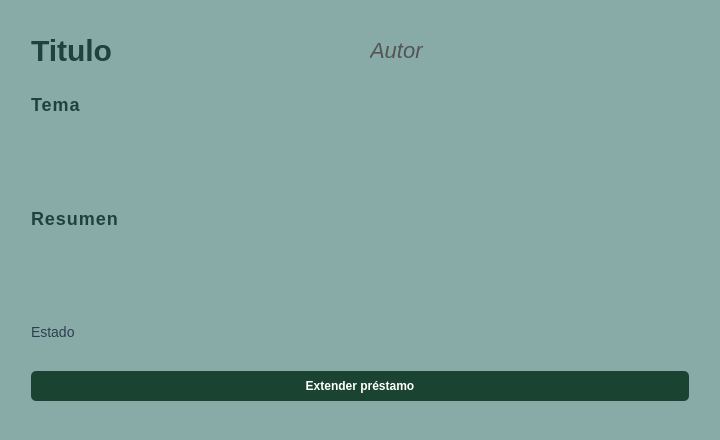
Qt form src/vista/Ui/VistaSeleccionPrestamo.ui (ivantm1/proyecto-software) before a commit.
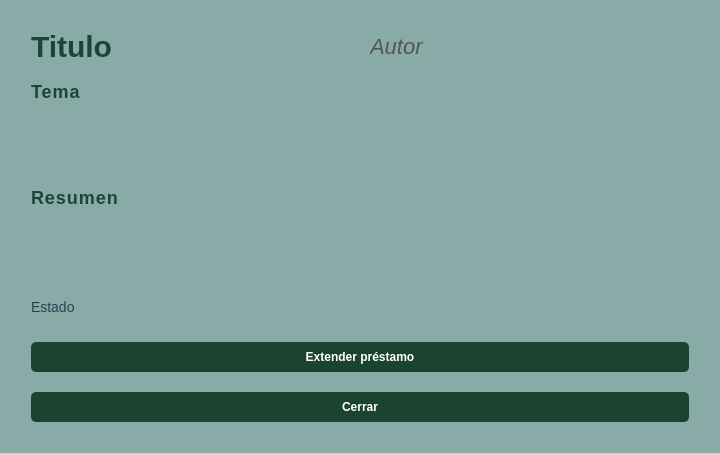
The same form after that commit.

Commit message: El boton intro funciona en todas las vistas y boton cerrar en vistaSeleccionPrestamo

Diff of the .ui file:
```diff
--- a/src/vista/Ui/VistaSeleccionPrestamo.ui
+++ b/src/vista/Ui/VistaSeleccionPrestamo.ui
@@ -211,6 +211,36 @@
        <property name="text">
         <string>Extender préstamo</string>
        </property>
+       <property name="autoDefault">
+        <bool>false</bool>
+       </property>
+      </widget>
+     </item>
+     <item>
+      <widget class="QPushButton" name="boton_cerrar">
+       <property name="styleSheet">
+        <string notr="true">QPushButton {
+    background-color: #1B4332; 
+    color: white;  
+    border-radius: 5px; 
+    padding: 8px;  
+    font-weight: bold;
+}
+
+QPushButton:hover {
+    background-color: #2D6A4F; 
+}
+
+QPushButton:pressed {
+    background-color: #081C15; 
+}</string>
+       </property>
+       <property name="text">
+        <string>Cerrar</string>
+       </property>
+       <property name="autoDefault">
+        <bool>false</bool>
+       </property>
       </widget>
      </item>
     </layout>
```
The commit also changes 18 other files.
